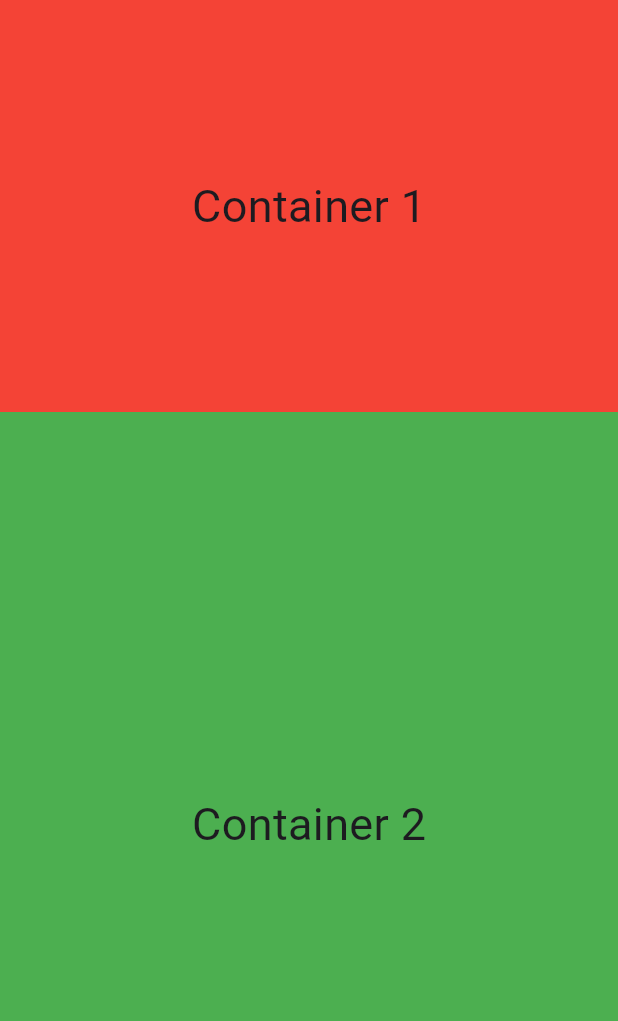
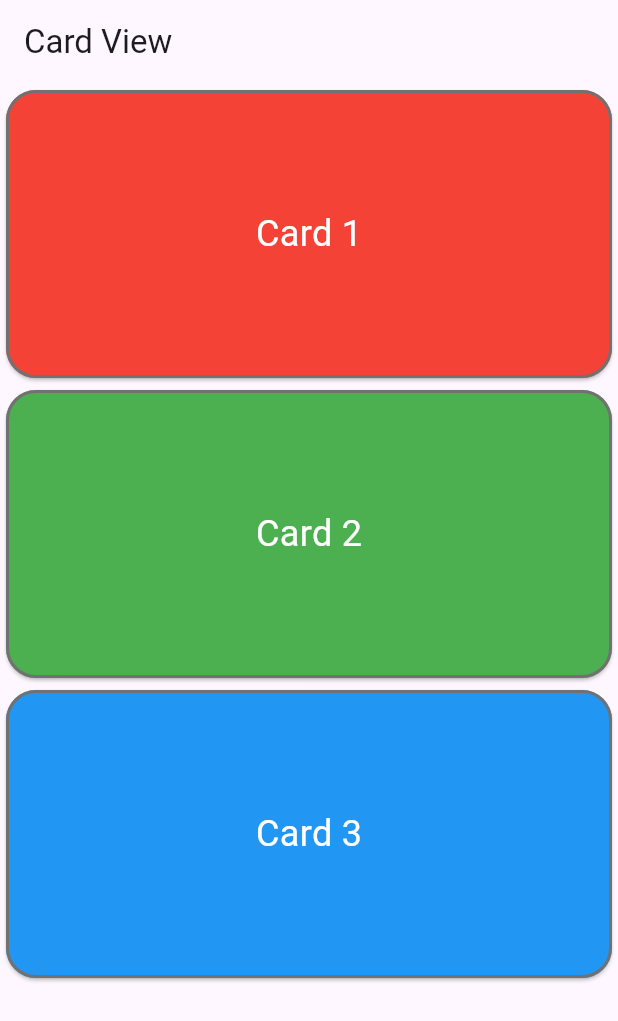
Before and after one commit to kiranrana8973/batch_34a, a Flutter app: the screen it shows after launch, on a phone screen of 412 x 824 dp. Shown: the top 1021 px of the screen. Run offline on Flutter 3.47's test engine with Material 3 defaults, Android fonts, the phone set to English and light mode, and no system bars.

Commit message:
added common cardview

```diff
--- a/lib/app.dart
+++ b/lib/app.dart
@@ -1,4 +1,4 @@
-import 'package:batch_34a/view/flexible_expanded_view.dart';
+import 'package:batch_34a/view/card_view.dart';
 import 'package:flutter/material.dart';
 
 class App extends StatelessWidget {
@@ -6,6 +6,6 @@ class App extends StatelessWidget {
 
   @override
   Widget build(BuildContext context) {
-    return MaterialApp(home: FlexibleExpandedView());
+    return MaterialApp(home: CardView());
   }
 }
--- /dev/null
+++ b/lib/common/common_card_view.dart
@@ -0,0 +1,32 @@
+import 'package:flutter/material.dart';
+
+class CommonCardView extends StatelessWidget {
+  final String title;
+  final Color color;
+
+  const CommonCardView({super.key, required this.title, required this.color});
+
+  @override
+  Widget build(BuildContext context) {
+    return SizedBox(
+      height: 200,
+      width: double.infinity,
+      child: Card(
+        shape: RoundedRectangleBorder(
+          borderRadius: BorderRadius.circular(20),
+          side: const BorderSide(
+            color: Color.fromARGB(255, 113, 113, 113),
+            width: 2,
+          ),
+        ),
+        color: color,
+        child: Center(
+          child: Text(
+            title,
+            style: TextStyle(color: Colors.white, fontSize: 24),
+          ),
+        ),
+      ),
+    );
+  }
+}
--- /dev/null
+++ b/lib/view/card_view.dart
@@ -0,0 +1,20 @@
+import 'package:batch_34a/common/common_card_view.dart';
+import 'package:flutter/material.dart';
+
+class CardView extends StatelessWidget {
+  const CardView({super.key});
+
+  @override
+  Widget build(BuildContext context) {
+    return Scaffold(
+      appBar: AppBar(title: const Text('Card View')),
+      body: Column(
+        children: [
+          const CommonCardView(title: "Card 1", color: Colors.red),
+          const CommonCardView(title: "Card 2", color: Colors.green),
+          const CommonCardView(title: "Card 3", color: Colors.blue),
+        ],
+      ),
+    );
+  }
+}
```
Also changed, not shown: lib/common/my_snackbar.dart (+7 -0 lines), lib/model/student.dart (added, +7 -0 lines), lib/view/student_view.dart (added, +147 -0 lines).
